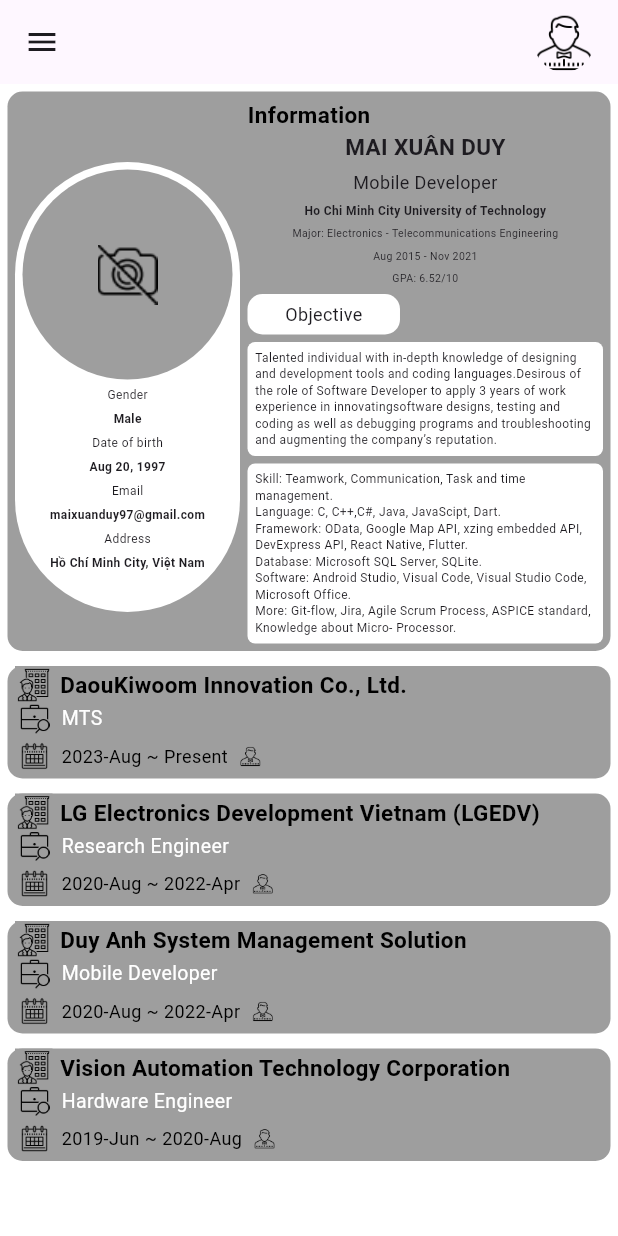
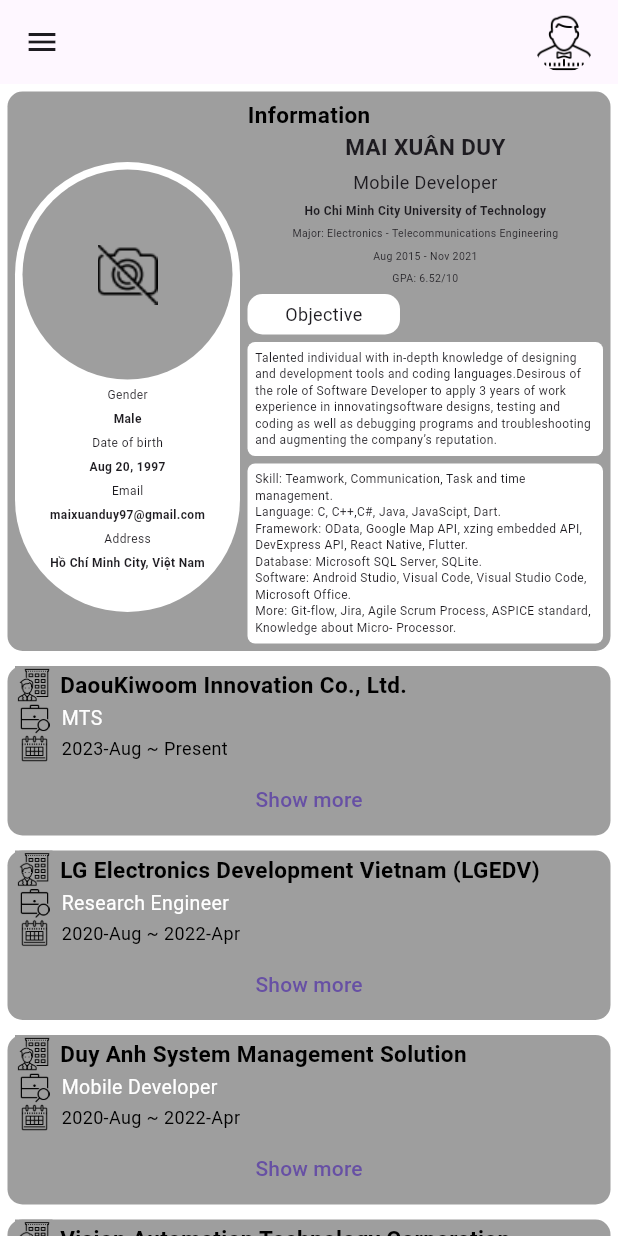
Before and after one commit to xuanduy97/cv, a Flutter app: the screen it shows after launch, on a phone screen of 412 x 824 dp. Run offline on Flutter 3.47's test engine with Material 3 defaults, Android fonts, the phone set to English and light mode, and no system bars.

Commit message:
Apply Show more and show less button

```diff
--- a/lib/widgets/experience_widget.dart
+++ b/lib/widgets/experience_widget.dart
@@ -1,3 +1,4 @@
+import 'package:cv/widgets/more_exp_widget.dart';
 import 'package:flutter/material.dart';
 import '../models/experience.dart';
 
@@ -17,6 +18,7 @@ class _ExperienceWidgetState extends State<ExperienceWidget> {
   _ExperienceWidgetState(this.exp);
   @override
   Widget build(BuildContext context) {
+    var size = MediaQuery.of(context).size;
     return Padding(
         padding: const EdgeInsets.all(5.0),
         child: Container(
@@ -41,12 +43,15 @@ class _ExperienceWidgetState extends State<ExperienceWidget> {
                       ),
                     ),
                   ),
-                  Text(
-                    exp.companyName,
-                    style:const TextStyle(
-                        fontSize: 15,
-                        fontWeight: FontWeight.bold,
-                        color: Colors.black
+                  SizedBox(
+                    width: size.width - 45,
+                    child: Text(
+                      exp.companyName,
+                      style:const TextStyle(
+                          fontSize: 15,
+                          fontWeight: FontWeight.bold,
+                          color: Colors.black
+                      ),
                     ),
                   ),
                 ],
@@ -96,29 +101,23 @@ class _ExperienceWidgetState extends State<ExperienceWidget> {
                         fontSize: 12,
                         color: Colors.black
                     ),
-                  ),
-                  SizedBox(
-                    width: 30,
-                    height: 30,
-                    child: Visibility(
-                      visible: !isShowFull,
-                      child: IconButton(
-                        onPressed: (){
-                          setState(() {
-                            isShowFull = true;
-                          });
-                        },
-                        icon: Image.asset('assets/images/avatar.png'),
-                      ),
-                    ),
-                  ),
-
+                  )
                 ],
               ),
               Visibility(
                 visible: isShowFull,
-                child: const Text("More Information"),
+                child: const MoreExpWidget(),
               ),
+              TextButton(
+                  onPressed:() {
+                    setState(() {
+                      isShowFull = !isShowFull;
+                    });
+                  },
+                  child: Text(
+                      isShowFull? "Show less" : "Show more"
+                  )
+              )
             ],
           ),
         )
```
